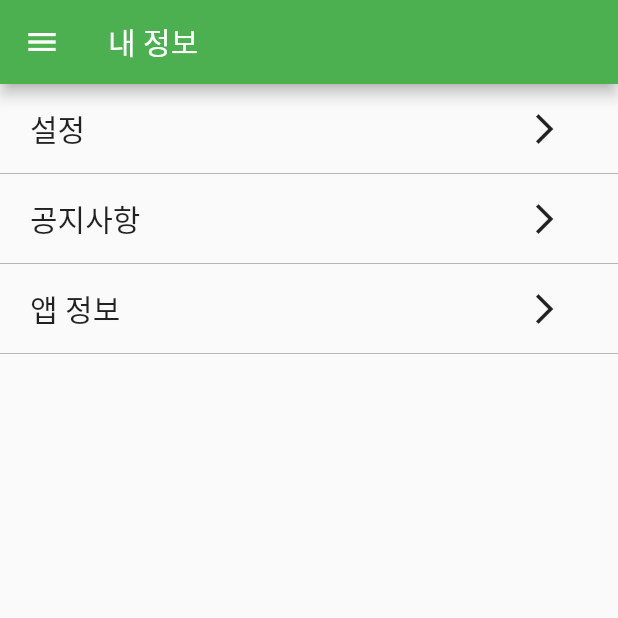
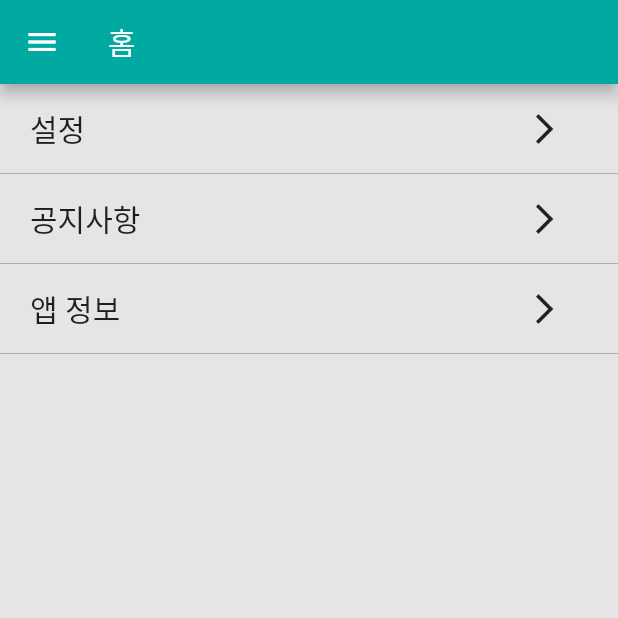
Before and after one commit to unh6uoj/pet_rest, a Flutter app: the InfoScreen screen opened directly, on a phone screen of 412 x 824 dp, the top half of it. Run offline on Flutter 3.47's test engine with Material 2 defaults, Android fonts, the phone set to English and light mode, and no system bars; our stand-ins replace firebase_core, firebase_messaging, get, sqflite, table_calendar, wave; accounts and stored records are empty.

Commit message:
add_ball

```diff
--- a/lib/drawer.dart
+++ b/lib/drawer.dart
@@ -14,7 +14,7 @@ Drawer myDrawer = Drawer(
   padding: EdgeInsets.zero,
   children: [
     DrawerHeader(
-        decoration: BoxDecoration(color: Colors.green),
+        decoration: BoxDecoration(color: Color(0xff00AAA1)),
         child: Row(children: <Widget>[
           Image.asset(
             'images/peterest_logo.png',
--- a/lib/screen/screen_info.dart
+++ b/lib/screen/screen_info.dart
@@ -14,7 +14,8 @@ class InfoScreen extends StatelessWidget {
   @override
   Widget build(BuildContext context) {
     return Scaffold(
-        appBar: AppBar(title: Text('내 정보'), backgroundColor: Colors.green[500]),
+        backgroundColor: Color(0xffE5E5E5),
+        appBar: AppBar(title: Text('홈'), backgroundColor: Color(0xff00AAA1)),
         drawer: myDrawer,
         body: SingleChildScrollView(
             child: Column(children: <Widget>[
--- a/lib/screen/screen_log.dart
+++ b/lib/screen/screen_log.dart
@@ -24,7 +24,8 @@ class LogScreen extends StatelessWidget {
     //     Get.put(LogScreenController());
 
     return Scaffold(
-        appBar: AppBar(title: Text('기록'), backgroundColor: Colors.green[500]),
+        backgroundColor: Color(0xffE5E5E5),
+        appBar: AppBar(title: Text('홈'), backgroundColor: Color(0xff00AAA1)),
         drawer: myDrawer,
         body: Column(children: <Widget>[
           CalendarArea(),
```
Also changed, not shown: images/insta_logo1.svg (deleted).
